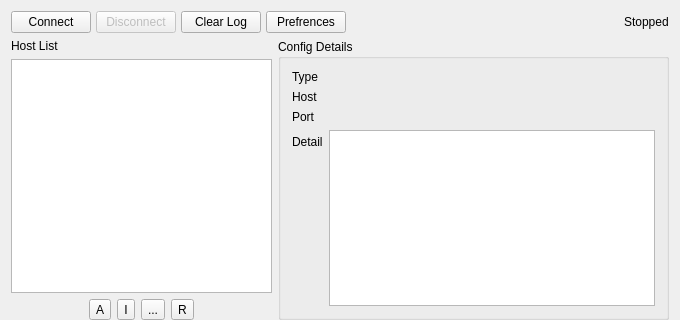
This is src/w_MainWindow.ui in darsvador/qvssr as Qt 5 draws it before an edit; both pictures show x 0 to 680 and y 0 to 320 of the 680 by 555 pixel window. The edited form follows.
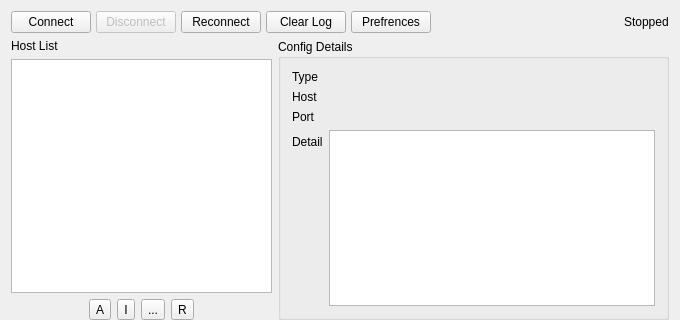
This is the edited form. Icons and pictures are not drawn.

Commit message: [fix][lang] Fixed some translation sources. Update UI for tProxy settings.

The edit to the form file:
```diff
--- a/src/w_MainWindow.ui
+++ b/src/w_MainWindow.ui
@@ -37,7 +37,7 @@
    </property>
    <layout class="QGridLayout" name="gridLayout" columnstretch="2,3">
     <item row="0" column="0" colspan="2">
-     <layout class="QHBoxLayout" name="horizontalLayout" stretch="1,1,1,0,0,0">
+     <layout class="QHBoxLayout" name="horizontalLayout" stretch="1,1,0,1,0,0,0">
       <property name="spacing">
        <number>5</number>
       </property>
@@ -58,6 +58,13 @@
         </property>
        </widget>
       </item>
+      <item>
+       <widget class="QPushButton" name="restartButton">
+        <property name="text">
+         <string>Reconnect</string>
+        </property>
+       </widget>
+      </item>
       <item>
        <widget class="QPushButton" name="clearlogButton">
         <property name="text">
```
The commit also changes 6 other files.
